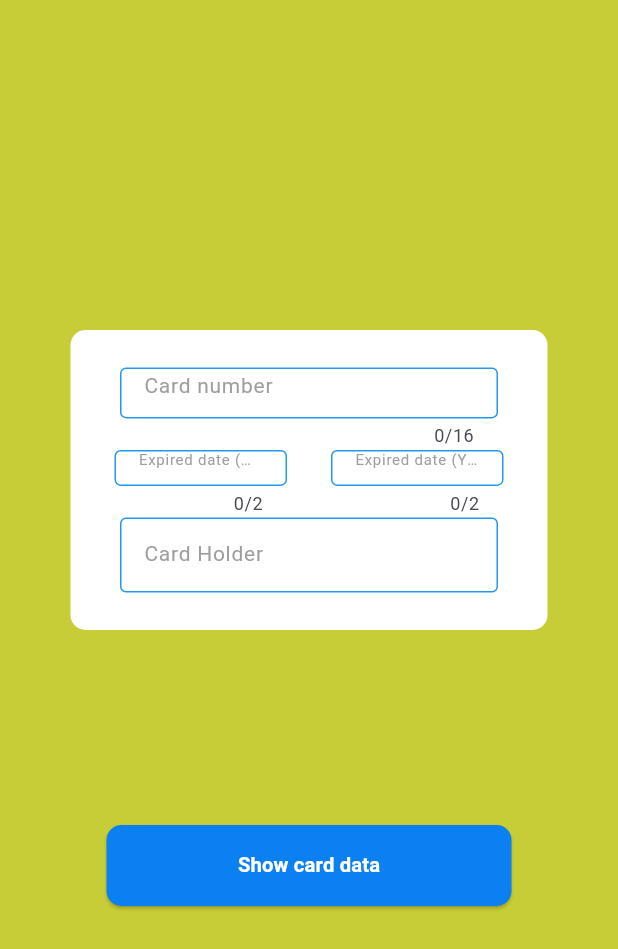
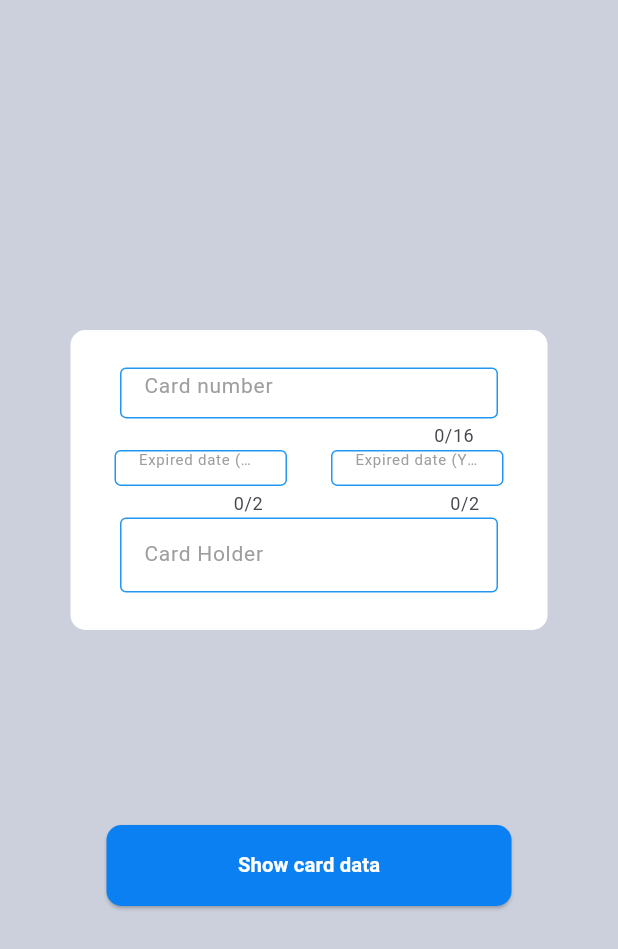
Before and after one commit to Flutter-gg-1/Assignment-13, a Flutter app: the screen it shows after launch, on a phone screen of 412 x 824 dp. Shown: the top 949 px of the screen. Run offline on Flutter 3.47's test engine with Material 3 defaults, Android fonts, the phone set to English and light mode, and no system bars.

Commit message:
ADD Color

```diff
--- a/lib/home_screen.dart
+++ b/lib/home_screen.dart
@@ -15,9 +15,13 @@ class _HomeScreenState extends State<HomeScreen> {
   @override
   Widget build(BuildContext context) {
     return Scaffold(
-      backgroundColor: const Color.fromARGB(202, 184, 192, 1),
-      body: SafeArea(
-          child: Center(
+      body: Center(
+        child: Stack(
+          children: [
+            Container(
+              color: const Color.fromRGBO(203, 208, 220, 1),
+              width: double.infinity,
+              height: double.infinity,
               child: Column(
                 mainAxisAlignment: MainAxisAlignment.center,
                 children: [
@@ -39,7 +43,8 @@ class _HomeScreenState extends State<HomeScreen> {
                               fontSize: 14,
                               fontSizeForInput: 14,
                               inputFormatters: [
-                          FilteringTextInputFormatter.allow(RegExp(r'[0-9]')),
+                                FilteringTextInputFormatter.allow(
+                                    RegExp(r'[0-9]')),
                               ],
                               validator: (value) {
                                 if (value == null || value.isEmpty) {
@@ -154,7 +159,10 @@ class _HomeScreenState extends State<HomeScreen> {
                   )
                 ],
               ),
-      )),
+            ),
+          ],
+        ),
+      ),
     );
   }
 }
```
Lines whose indentation alone changed are shown as unchanged.
